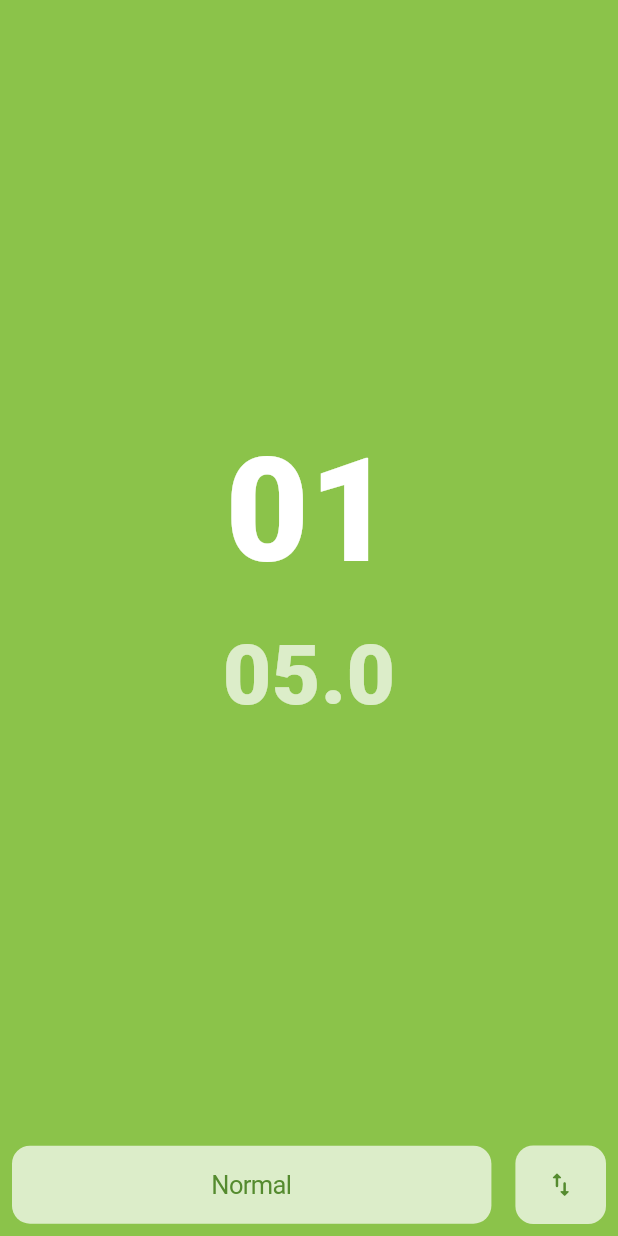
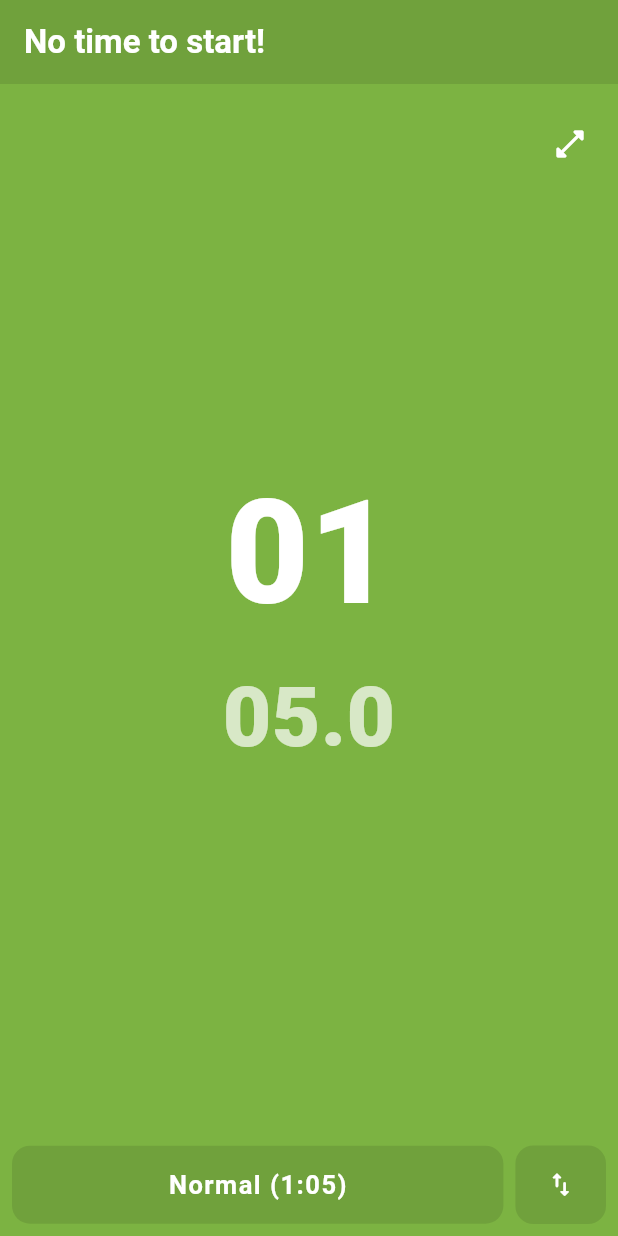
Before and after one commit to Meauh/notime, a Flutter app: the screen it shows after launch, on a phone screen of 412 x 824 dp. Run offline on Flutter 3.47's test engine with Material 3 defaults, Android fonts, the phone set to English and light mode, and no system bars; our stand-ins replace audioplayers, modal_bottom_sheet.

Commit message:
feat: implement toggle fullscreen. - refactor: implement OOP (class Mode, class ModeWidget), toggle fullscreen method. - chore: click sound delay. - style: darker green, implement blocks (status, notime, control block), bottom sheet improvements, dynamic notime label in appbar.

```diff
--- a/lib/main.dart
+++ b/lib/main.dart
@@ -3,8 +3,12 @@ import 'package:flutter/material.dart';
 import 'package:audioplayers/audioplayers.dart';
 import 'package:modal_bottom_sheet/modal_bottom_sheet.dart';
 import 'package:flutter/cupertino.dart';
+import 'package:flutter/services.dart';
 
 void main() {
+  WidgetsFlutterBinding.ensureInitialized();
+  // SystemChrome.setEnabledSystemUIMode(SystemUiMode.manual, overlays: []);
+  SystemChrome.setEnabledSystemUIMode(SystemUiMode.manual, overlays: [SystemUiOverlay.bottom]);
   runApp(NotimeApp());
 }
 
@@ -20,151 +24,66 @@ class MainUI extends StatefulWidget {
   State<MainUI> createState() => _MainUIState();
 }
 
-class _MainUIState extends State<MainUI> {
+class _MainUIState extends State<MainUI> with SingleTickerProviderStateMixin {
+  // Global
   final AudioPlayer player = AudioPlayer();
 
-  static const List<(int, String)> defaultStartTimeMs = [
-    (65 * 1000, "Normal"),
-    (1500 * 1000, "Pomodoro"),
-    (5 * 1000, "Swift"),
-    (30 * 1000, "Fast"),
-    (150 * 1000, "Slow"),
+  // Logic var
+  final List<Mode> modes = [
+    Mode(label: "Normal", startTimeMs: 65 * 1000),
+    Mode(label: "Pomodoro", startTimeMs: 1500 * 1000),
+    Mode(label: "Swift", startTimeMs: 5 * 1000),
+    Mode(label: "Fast", startTimeMs: 30 * 1000),
+    Mode(label: "Slow", startTimeMs: 150 * 1000),
   ];
-  int startTimeMs = defaultStartTimeMs[0].$1;
-  int timeLeftMs = defaultStartTimeMs[0].$1;
+  late int startTimeMs;
+  late int timeLeftMs;
   int modeIndex = 0;
   Timer? timer;
-  Color bgdefault = Colors.lightGreen;
-  Color bgcolor = Colors.lightGreen;
 
-  void startTimer() {
-    timer?.cancel();
-    timer = Timer.periodic(Duration(milliseconds: 10), (t) {
-      if (timeLeftMs <= 0) {
-        player.play(AssetSource('audio/alarm_sound.wav'));
-        t.cancel();
-        setState(() {
-          timeLeftMs = 0;
-          bgcolor = Colors.redAccent;
-        });
-      } else {
-        setState(() {
-          timeLeftMs -= 10;
-        });
-      }
-    });
-  }
+  // UI var
+  late AnimationController _controller;
+  late Animation<Offset> _slideAnimation;
+  late Animation<Offset> _rowSlideAnimation;
+  late Animation<double> _fadeAnimation;
+  Color bgdefault = Color.fromRGBO(124, 179, 66, 1);
+  Color bgcolor = Color.fromRGBO(124, 179, 66, 1);
+  String appBarDefaultLabel = "to start!";
+  String appBarLabel = "to start!";
+  bool _visible = true;
+  double spacer = 8;
 
-  void resetAndStart() {
-    player.play(AssetSource('audio/click_sound.wav'));
-    setState(() {
+  @override
+  void initState() {
+    super.initState();
+    startTimeMs = modes[0].startTimeMs;
     timeLeftMs = startTimeMs;
-      bgcolor = bgdefault;
-    });
-    startTimer();
-  }
 
-  void resetOnly() {
-    timer?.cancel();
-    setState(() {
-      timeLeftMs = startTimeMs;
-      bgcolor = bgdefault;
-    });
-  }
+    _controller = AnimationController(
+      vsync: this,
+      duration: Duration(milliseconds: 400),
+    );
 
-  void _cycleMode() {
-    modeIndex++;
-    if (modeIndex >= defaultStartTimeMs.length) {
-      modeIndex = 0;
-    }
-    setState(() {
-      startTimeMs = defaultStartTimeMs[modeIndex].$1;
-      timeLeftMs = defaultStartTimeMs[modeIndex].$1;
-    });
-    resetOnly();
-  }
+    _slideAnimation = Tween<Offset>(
+      begin: Offset.zero,
+      end: Offset(0, -0.2),
+    ).animate(CurvedAnimation(parent: _controller, curve: Curves.easeInOut));
 
-  void _setMode(int mode) {
-    modeIndex = mode;
-    setState(() {
-      startTimeMs = defaultStartTimeMs[modeIndex].$1;
-      timeLeftMs = defaultStartTimeMs[modeIndex].$1;
-    });
-    resetOnly();
-    Navigator.pop(context);
-  }
+    _rowSlideAnimation = Tween<Offset>(
+      begin: Offset.zero,
+      end: Offset(0, 0.2),
+    ).animate(CurvedAnimation(parent: _controller, curve: Curves.easeInOut));
 
-  void _showSheetUI() {
-    showModalBottomSheet(
-      context: context,
-      builder:
-          (cntx) => Container(
-            padding: EdgeInsets.all(16),
-            child: Column(
-              children: [
-                Text(
-                  "Pick your mode:",
-                  style: TextStyle(fontWeight: FontWeight.w900, fontSize: 16),
-                ),
-                SizedBox(
-                  height: 400,
-                  child: ListWheelScrollView(
-                    itemExtent: 64,
-                    diameterRatio: 1.2,
-                    children: [
-                      //TODO Create mode Object with active state
-                      SizedBox.expand(
-                        child: InkWell(
-                          onTap: () => _setMode(0),
-                          child: Center(
-                            child: Text("${defaultStartTimeMs[0].$2}"),
-                          ),
-                        ),
-                      ),
-                      SizedBox.expand(
-                        child: InkWell(
-                          onTap: () => _setMode(1),
-                          child: Center(
-                            child: Text("${defaultStartTimeMs[1].$2}"),
-                          ),
-                        ),
-                      ),
-                      SizedBox.expand(
-                        child: InkWell(
-                          onTap: () => _setMode(2),
-                          child: Center(
-                            child: Text("${defaultStartTimeMs[2].$2}"),
-                          ),
-                        ),
-                      ),
-                      SizedBox.expand(
-                        child: InkWell(
-                          onTap: () => _setMode(3),
-                          child: Center(
-                            child: Text("${defaultStartTimeMs[3].$2}"),
-                          ),
-                        ),
-                      ),
-                      SizedBox.expand(
-                        child: InkWell(
-                          onTap: () => _setMode(4),
-                          child: Center(
-                            child: Text("${defaultStartTimeMs[4].$2}"),
-                          ),
-                        ),
-                      ),
-                    ],
-                  ),
-                ),
-              ],
-            ),
-          ),
-    );
+    _fadeAnimation = Tween<double>(
+      begin: 1.0,
+      end: 1.0,
+    ).animate(CurvedAnimation(parent: _controller, curve: Curves.easeInOut));
   }
 
   @override
   void dispose() {
     timer?.cancel();
+    _controller.dispose();
     super.dispose();
   }
 
@@ -175,11 +94,26 @@ class _MainUIState extends State<MainUI> {
     int millis = ((timeLeftMs % 1000) / 10).floor();
 
     return Scaffold(
+      extendBodyBehindAppBar: !_visible,
+      appBar: SlidingAppBar(
+        controller: _controller,
+        child: AppBar(
+          backgroundColor: const Color.fromARGB(25, 0, 0, 0),
+          elevation: 0,
+          title: Text(
+            "No time $appBarLabel",
+            style: TextStyle(color: Colors.white, fontWeight: FontWeight.bold),
+          ),
+          actions: [
+            // IconButton(onPressed: () {},icon: Icon(Icons.volume_up_rounded, color: Colors.white),),
+          ],
+        ),
+      ),
       backgroundColor: bgcolor,
       body: Container(
         width: double.infinity,
         height: double.infinity,
-        padding: EdgeInsets.all(8),
+        padding: EdgeInsets.all(spacer),
         child: Column(
           spacing: 8,
           children: [
@@ -188,10 +122,14 @@ class _MainUIState extends State<MainUI> {
                 width: double.infinity,
                 color: Colors.transparent,
                 child: InkWell(
-                  borderRadius: BorderRadius.circular(16),
+                  borderRadius: BorderRadius.circular(spacer * 2),
                   onTap: resetAndStart,
                   onLongPress: resetOnly,
                   splashColor: const Color.fromARGB(75, 255, 255, 255),
+                  child: SafeArea(
+                    child: Stack(
+                      children: [
+                        Center(
                           child: Column(
                             mainAxisAlignment: MainAxisAlignment.center,
                             children: [
@@ -218,42 +156,179 @@ class _MainUIState extends State<MainUI> {
                             ],
                           ),
                         ),
+                        Positioned(
+                          top: 8,
+                          right: 0,
+                          child: IconButton(
+                            onPressed: _toggleFullscreen,
+                            icon:
+                                _visible
+                                    ? Icon(
+                                      Icons.open_in_full_rounded,
+                                      color: Colors.white,
+                                    )
+                                    : Icon(
+                                      Icons.close_fullscreen_rounded,
+                                      color: Colors.white,
                                     ),
                           ),
-            Row(
-              spacing: 16,
+                        ),
+                      ],
+                    ),
+                  ),
+                ),
+              ),
+            ),
+            (_visible)
+                ? SlideTransition(
+                  position: _slideAnimation,
+                  child: FadeTransition(
+                    opacity: _fadeAnimation,
+                    child: Row(
+                      mainAxisAlignment: MainAxisAlignment.center,
                       children: [
                         Expanded(
                           child: CupertinoButton(
-                    color: Colors.white70,
+                            color: Color.fromARGB(25, 0, 0, 0),
                             onPressed: _showSheetUI,
                             child: Text(
-                      defaultStartTimeMs[modeIndex].$2,
-                      style: TextStyle(color: Colors.lightGreen[800]),
+                              "${modes[modeIndex].label} (${(modes[modeIndex].startTimeMs / 1000) ~/ 60}:${(((modes[modeIndex].startTimeMs / 1000) % 60).toInt()).toString().padLeft(2, '0')})",
+                              style: TextStyle(
+                                color: Colors.white,
+                                fontWeight: FontWeight.bold,
+                                letterSpacing: 1,
                               ),
                             ),
                           ),
+                        ),
+                        SizedBox(width: 8),
                         CupertinoButton(
-                  color: Colors.white70,
-                  onPressed: _cycleMode, //TODO fullscreen method is missing
+                          color: Color.fromARGB(25, 0, 0, 0),
+                          onPressed: _cycleMode,
                           child: Icon(
                             Icons.swap_vert_rounded,
-                    // Icons.open_in_full_rounded,
-                    // Icons.volume_up_rounded,
-                    color: Colors.lightGreen[800],
+                            color: Colors.white,
                           ),
                         ),
-                // IconButton.filled(
-                //   onPressed: _showSheetUI,
-                //   icon: Icon(Icons.style),
-                //   tooltip: 'Cycle',
-                //   style: IconButton.styleFrom(
-                //     backgroundColor: Colors.white,
-                //     foregroundColor: Colors.lightGreen[700],
-                //     iconSize: 32,
-                //   ),
-                // ),
                       ],
+                    ),
+                  ),
+                )
+                : SizedBox.shrink(),
+          ],
+        ),
+      ),
+    );
+  }
+
+  void startTimer() {
+    timer?.cancel();
+    appBarLabel = "to waste";
+    timer = Timer.periodic(Duration(milliseconds: 10), (t) {
+      if (timeLeftMs <= 0) {
+        player.play(AssetSource('audio/alarm_sound.wav'));
+        t.cancel();
+        setState(() {
+          timeLeftMs = 0;
+          bgcolor = Colors.redAccent;
+          appBarLabel = "left.";
+        });
+      } else {
+        setState(() {
+          timeLeftMs -= 10;
+        });
+      }
+    });
+  }
+
+  void resetAndStart() async {
+    await player.play(AssetSource('audio/click_sound.wav'));
+    setState(() {
+      timeLeftMs = startTimeMs;
+      bgcolor = bgdefault;
+    });
+    startTimer();
+  }
+
+  void resetOnly() {
+    timer?.cancel();
+    setState(() {
+      timeLeftMs = startTimeMs;
+      bgcolor = bgdefault;
+      appBarLabel = "to start!";
+    });
+  }
+
+  void _cycleMode() {
+    resetOnly();
+    modeIndex++;
+    if (modeIndex >= modes.length) {
+      modeIndex = 0;
+    }
+    setState(() {
+      startTimeMs = modes[modeIndex].startTimeMs;
+      timeLeftMs = modes[modeIndex].startTimeMs;
+    });
+  }
+
+  void _setMode(int mode) {
+    modeIndex = mode;
+    setState(() {
+      startTimeMs = modes[modeIndex].startTimeMs;
+      timeLeftMs = modes[modeIndex].startTimeMs;
+    });
+    resetOnly();
+    Navigator.pop(context);
+  }
+
+  void _toggleFullscreen() {
+    setState(() {
+      _visible = !_visible;
+      if (_visible) {
+        spacer = 8;
+        _controller.reverse();
+      } else {
+        spacer = 0;
+        _controller.forward();
+      }
+    });
+  }
+
+  void _showSheetUI() {
+    showModalBottomSheet(
+      context: context,
+      builder:
+          (cntx) => Container(
+            padding: EdgeInsets.all(16),
+            child: Column(
+              children: [
+                SizedBox(
+                  height: 72,
+                  child: Center(
+                    child: Text(
+                      "Pick your mode",
+                      style: TextStyle(
+                        fontWeight: FontWeight.w900,
+                        fontSize: 16,
+                      ),
+                    ),
+                  ),
+                ),
+                Expanded(
+                  child: ListWheelScrollView(
+                    itemExtent: 96,
+                    overAndUnderCenterOpacity: 0.8,
+                    squeeze: 0.95,
+                    physics: FixedExtentScrollPhysics(),
+                    diameterRatio: 2,
+                    children: List.generate(modes.length, (index) {
+                      return ModeWidget(
+                        mode: modes[index],
+                        isSelected: index == modeIndex,
+                        onTap: () => _setMode(index),
+                      );
+                    }),
+                  ),
                 ),
               ],
             ),
@@ -261,3 +336,77 @@ class _MainUIState extends State<MainUI> {
     );
   }
 }
+
+class Mode {
+  final int startTimeMs;
+  final String label;
+
+  Mode({required this.label, required this.startTimeMs});
+}
+
+class ModeWidget extends StatelessWidget {
+  final Mode mode;
+  final bool isSelected;
+  final VoidCallback onTap;
+
+  const ModeWidget({
+    required this.mode,
+    required this.isSelected,
+    required this.onTap,
+  });
+
+  @override
+  Widget build(BuildContext context) {
+    return SizedBox.expand(
+      child: InkWell(
+        onTap: onTap,
+        child: Container(
+          color: isSelected ? Colors.blue : Colors.black38,
+          child: Column(
+            mainAxisAlignment: MainAxisAlignment.center,
+            children: [
+              Text(
+                mode.label,
+                style: TextStyle(
+                  fontSize: 20,
+                  fontWeight: FontWeight.bold,
+                  color: Colors.white,
+                ),
+              ),
+              Text(
+                "(${(mode.startTimeMs / 1000) ~/ 60} min ${(mode.startTimeMs / 1000) % 60} sec)",
+                style: TextStyle(
+                  fontSize: 20,
+                  fontWeight: FontWeight.bold,
+                  color: Colors.white,
+                ),
+              ),
+            ],
+          ),
+        ),
+      ),
+    );
+  }
+}
+
+class SlidingAppBar extends StatelessWidget implements PreferredSizeWidget {
+  final AnimationController controller;
+  final PreferredSizeWidget child;
+
+  const SlidingAppBar({required this.controller, required this.child});
+
+  @override
+  Size get preferredSize => child.preferredSize;
+
+  @override
+  Widget build(BuildContext context) {
+    return SizeTransition(
+      sizeFactor: CurvedAnimation(
+        parent: ReverseAnimation(controller),
+        curve: Curves.fastOutSlowIn,
+      ),
+      axisAlignment: 1.0,
+      child: child,
+    );
+  }
+}
```
Lines whose indentation alone changed are shown as unchanged.
